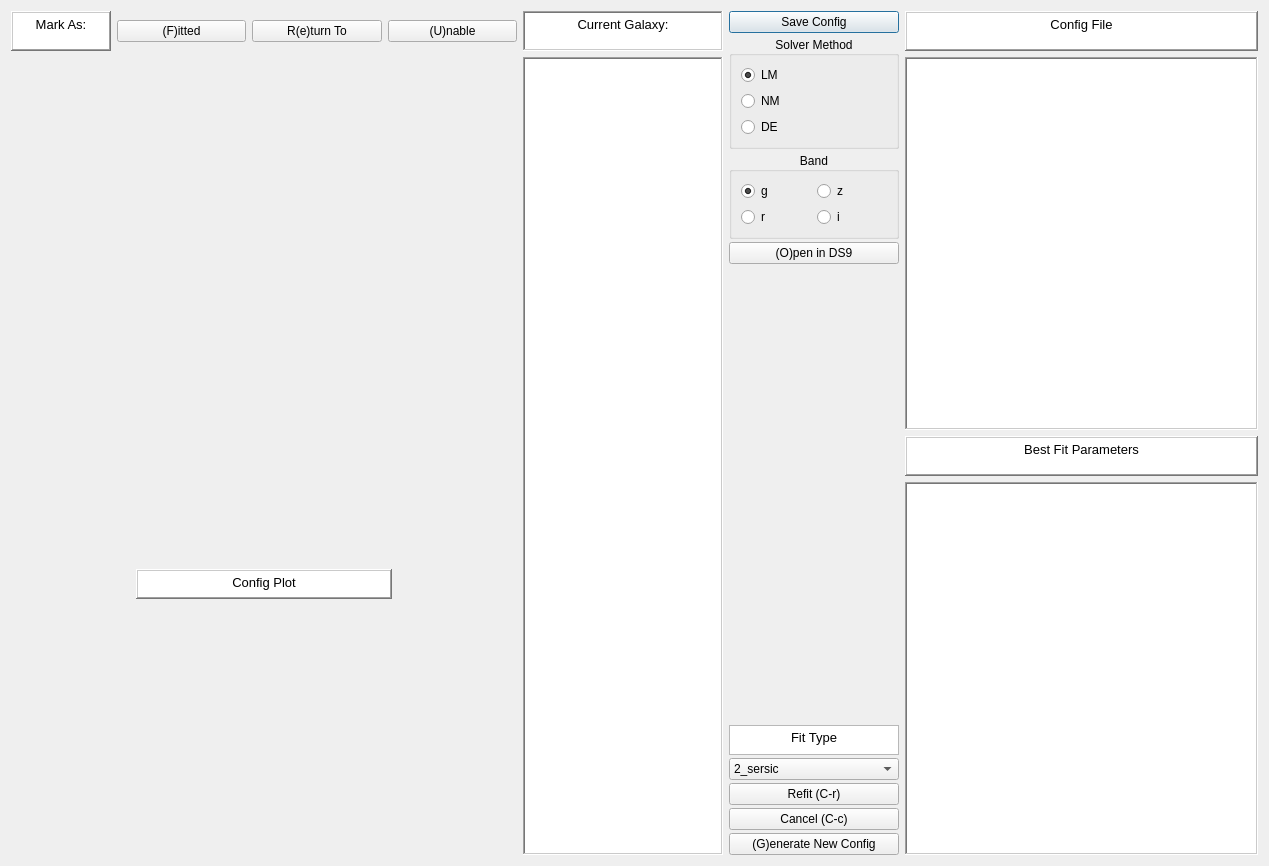
Old version of the form GUI/fit_gui.ui in the repository rpsmith4/photometric-decomp-analysis.
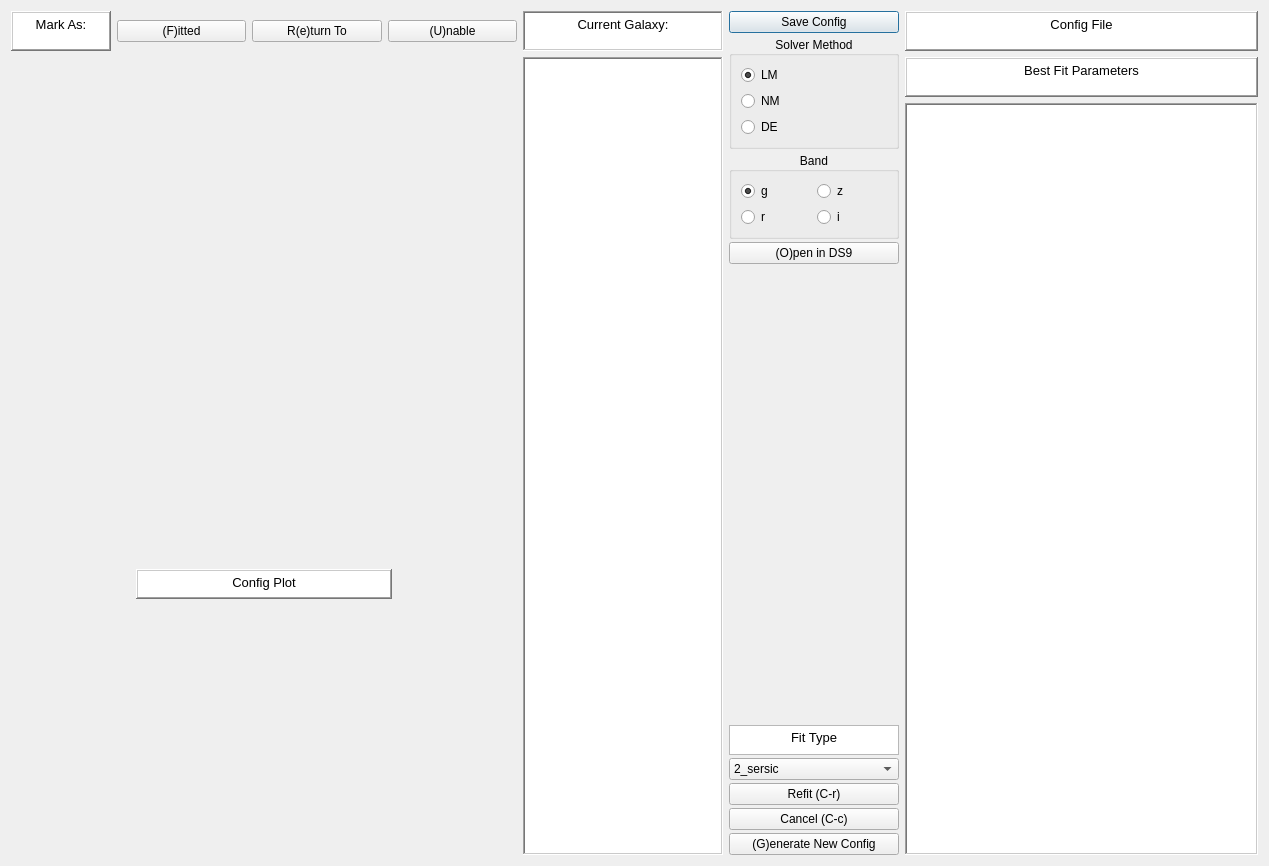
New version of the form.

Commit message: At least got a basic slider and spin box, but they are not hooked up to anything yet.

```diff
--- a/GUI/fit_gui.ui
+++ b/GUI/fit_gui.ui
@@ -7,7 +7,7 @@
     <x>0</x>
     <y>0</y>
     <width>1269</width>
-    <height>826</height>
+    <height>864</height>
    </rect>
   </property>
   <property name="windowTitle">
@@ -46,20 +46,7 @@
       </widget>
      </item>
      <item>
-      <widget class="QPlainTextEdit" name="config">
-       <property name="minimumSize">
-        <size>
-         <width>353</width>
-         <height>308</height>
-        </size>
-       </property>
-       <property name="frameShape">
-        <enum>QFrame::Shape::WinPanel</enum>
-       </property>
-       <property name="frameShadow">
-        <enum>QFrame::Shadow::Sunken</enum>
-       </property>
-      </widget>
+      <layout class="QVBoxLayout" name="configsliders"/>
      </item>
      <item>
       <widget class="QTextBrowser" name="bestfittext">
```
The commit also changes 1 other file.
